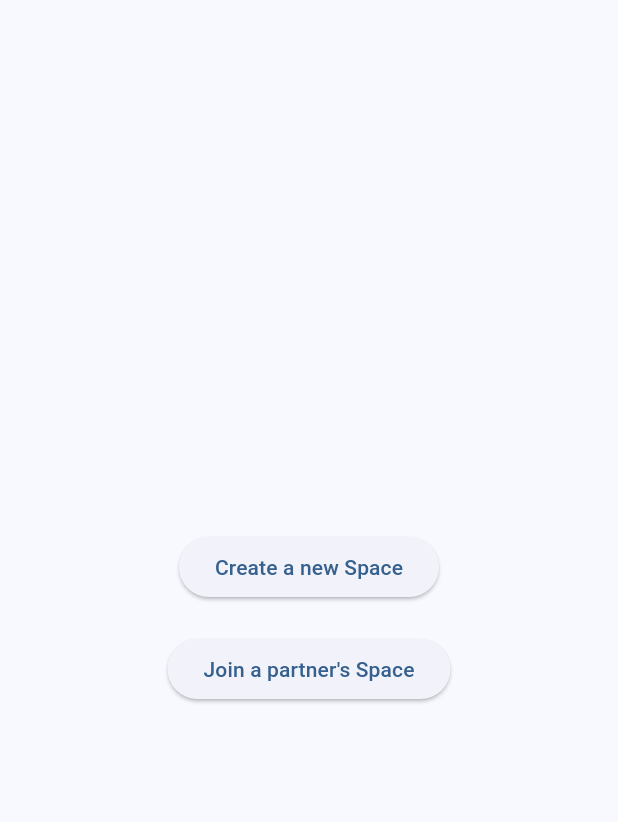
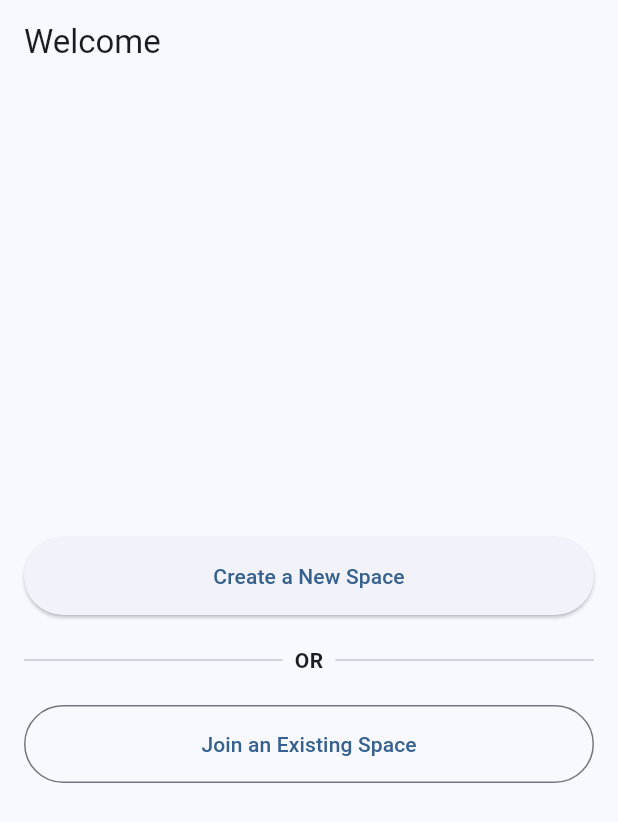
Before and after one commit to MaximeLeBesnerais/kindling, a Flutter app: the SpaceChoiceScreen screen opened directly, on a phone screen of 412 x 824 dp. Shown: the top 822 px of the screen. Run offline on Flutter 3.47's test engine with Material 3 defaults, Android fonts, the phone set to English and light mode, and no system bars; our stand-ins replace qr_flutter, shared_preferences; missing offline and left inert: mobile_scanner; accounts and stored records are empty.

Commit message:
feat: Enhance QR code screen and space joining functionality with improved UI and scanning support

```diff
--- a/lib/screens/onboarding/space_choice_screen.dart
+++ b/lib/screens/onboarding/space_choice_screen.dart
@@ -1,78 +1,164 @@
+import 'dart:io';
+import 'package:flutter/material.dart';
+import 'package:kindling/screens/onboarding/qr_code_screen.dart';
+import 'package:kindling/screens/screen_manager/screen_manager.dart';
+import 'package:kindling/services/api_service.dart';
+import 'package:mobile_scanner/mobile_scanner.dart';
+import 'package:provider/provider.dart';
+import '../../providers/topic_provider.dart';
 
-import 'package:flutter/material.dart';
-import '../../services/api_service.dart';
-import 'qr_code_screen.dart';
+class SpaceChoiceScreen extends StatefulWidget {
+  const SpaceChoiceScreen({super.key});
 
-class SpaceChoiceScreen extends StatelessWidget {
-  void _showJoinDialog(BuildContext context) {
-    final TextEditingController _codeController = TextEditingController();
-    showDialog(
-      context: context,
-      builder: (context) {
-        return AlertDialog(
-          title: Text('Enter Partner\'s QR Code'),
-          content: TextField(
-            controller: _codeController,
-            decoration: InputDecoration(hintText: 'QR Code Secret'),
+  @override
+  SpaceChoiceScreenState createState() => SpaceChoiceScreenState();
+}
+
+class SpaceChoiceScreenState extends State<SpaceChoiceScreen> {
+  final ApiService _apiService = ApiService();
+  final TextEditingController _secretController = TextEditingController();
+  bool _isJoinExpanded = false;
+  bool _isScanning = false;
+
+  void _handleBarcode(BarcodeCapture barcodes) async {
+    if (mounted && barcodes.barcodes.isNotEmpty) {
+      final barcode = barcodes.barcodes.first;
+      if (barcode.rawValue != null) {
+        setState(() {
+          _secretController.text = barcode.rawValue!;
+          _isScanning = false;
+        });
+        await _joinSpace();
+      }
+    }
+  }
+
+  Future<void> _joinSpace() async {
+    if (_secretController.text.isEmpty) return;
+    try {
+      await _apiService.joinSpace(_secretController.text);
+      if (mounted) {
+        await Provider.of<TopicProvider>(context, listen: false).fetchTopics(force: true);
+        Navigator.of(context).pushAndRemoveUntil(
+          MaterialPageRoute(builder: (context) => const ScreenManager()),
+          (route) => false,
+        );
+      }
+    } catch (e) {
+      if (mounted) {
+        ScaffoldMessenger.of(context).showSnackBar(
+          SnackBar(content: Text('Failed to join space: $e')),
+        );
+      }
+    }
+  }
+
+  @override
+  Widget build(BuildContext context) {
+    final bool canScan = Platform.isAndroid || Platform.isIOS;
+
+    return Scaffold(
+      appBar: AppBar(
+        title: const Text('Welcome'),
+        automaticallyImplyLeading: false,
       ),
-          actions: [
-            TextButton(
-              onPressed: () => Navigator.of(context).pop(),
-              child: Text('Cancel'),
-            ),
+      body: Center(
+        child: Padding(
+          padding: const EdgeInsets.all(16.0),
+          child: SingleChildScrollView(
+            child: Column(
+              mainAxisAlignment: MainAxisAlignment.center,
+              crossAxisAlignment: CrossAxisAlignment.stretch,
+              children: [
                 ElevatedButton(
                   onPressed: () async {
-                final code = _codeController.text.trim();
-                if (code.isNotEmpty) {
-                  Navigator.of(context).pop();
                     try {
-                    final data = await ApiService().joinSpace(code);
-                    Navigator.of(context).pushReplacement(
+                      final spaceData = await _apiService.createSpace();
+                      final secret = spaceData['qr_code_secret'];
+                      if (context.mounted) {
+                        Navigator.of(context).push(
                           MaterialPageRoute(
-                        builder: (context) => QrCodeScreen(qrCodeSecret: data['qr_code_secret']),
+                            builder: (context) => QrCodeScreen(qrCodeSecret: secret),
                           ),
                         );
+                      }
                     } catch (e) {
+                      if (context.mounted) {
                         ScaffoldMessenger.of(context).showSnackBar(
-                      SnackBar(content: Text('Failed to join space: \$e')),
+                          SnackBar(content: Text('Failed to create space: $e')),
                         );
                       }
                     }
                   },
-              child: Text('Join'),
+                  style: ElevatedButton.styleFrom(
+                    padding: const EdgeInsets.symmetric(vertical: 16),
+                  ),
+                  child: const Text('Create a New Space'),
+                ),
+                const SizedBox(height: 20),
+                const Row(
+                  children: [
+                    Expanded(child: Divider()),
+                    Padding(
+                      padding: EdgeInsets.symmetric(horizontal: 8.0),
+                      child: Text('OR', style: TextStyle(fontWeight: FontWeight.bold)),
+                    ),
+                    Expanded(child: Divider()),
+                  ],
+                ),
+                const SizedBox(height: 20),
+                OutlinedButton(
+                  onPressed: () {
+                    setState(() {
+                      _isJoinExpanded = !_isJoinExpanded;
+                      _isScanning = false; // Reset scanning state
+                    });
+                  },
+                  style: OutlinedButton.styleFrom(
+                    padding: const EdgeInsets.symmetric(vertical: 16),
+                  ),
+                  child: const Text('Join an Existing Space'),
+                ),
+                if (_isJoinExpanded)
+                  Padding(
+                    padding: const EdgeInsets.only(top: 20.0),
+                    child: Column(
+                      children: [
+                        if (_isScanning)
+                          SizedBox(
+                            height: 300,
+                            child: MobileScanner(onDetect: _handleBarcode),
+                          ),
+                        if (!_isScanning)
+                          TextField(
+                            controller: _secretController,
+                            decoration: const InputDecoration(
+                              labelText: 'Enter Secret Code',
+                              border: OutlineInputBorder(),
+                            ),
+                          ),
+                        const SizedBox(height: 20),
+                        Row(
+                          mainAxisAlignment: MainAxisAlignment.spaceEvenly,
+                          children: [
+                            if (canScan)
+                              ElevatedButton.icon(
+                                onPressed: () => setState(() => _isScanning = !_isScanning),
+                                icon: Icon(_isScanning ? Icons.close : Icons.qr_code_scanner),
+                                label: Text(_isScanning ? 'Cancel' : 'Scan QR'),
+                              ),
+                            ElevatedButton(
+                              onPressed: _joinSpace,
+                              child: const Text('Join'),
                             ),
                           ],
-        );
-      },
-    );
-  }
-  final _apiService = ApiService();
-
-  @override
-  Widget build(BuildContext context) {
-    return Scaffold(
-      body: Center(
-        child: Column(
-          mainAxisAlignment: MainAxisAlignment.center,
-          children: [
-            ElevatedButton(
-              onPressed: () {
-                _apiService.createSpace().then((data) {
-                  Navigator.of(context).pushReplacement(MaterialPageRoute(
-                    builder: (context) => QrCodeScreen(qrCodeSecret: data['qr_code_secret']),
-                  ));
-                });
-              },
-              child: Text('Create a new Space'),
-            ),
-            SizedBox(height: 20),
-            ElevatedButton(
-              onPressed: () {
-                _showJoinDialog(context);
-              },
-              child: Text('Join a partner\'s Space'),
                         ),
                       ],
+                    ),
+                  ),
+              ],
+            ),
+          ),
         ),
       ),
     );
```
Also changed, not shown: lib/screens/onboarding/qr_code_screen.dart (+23 -10 lines). Lines whose indentation alone changed are shown as unchanged.
